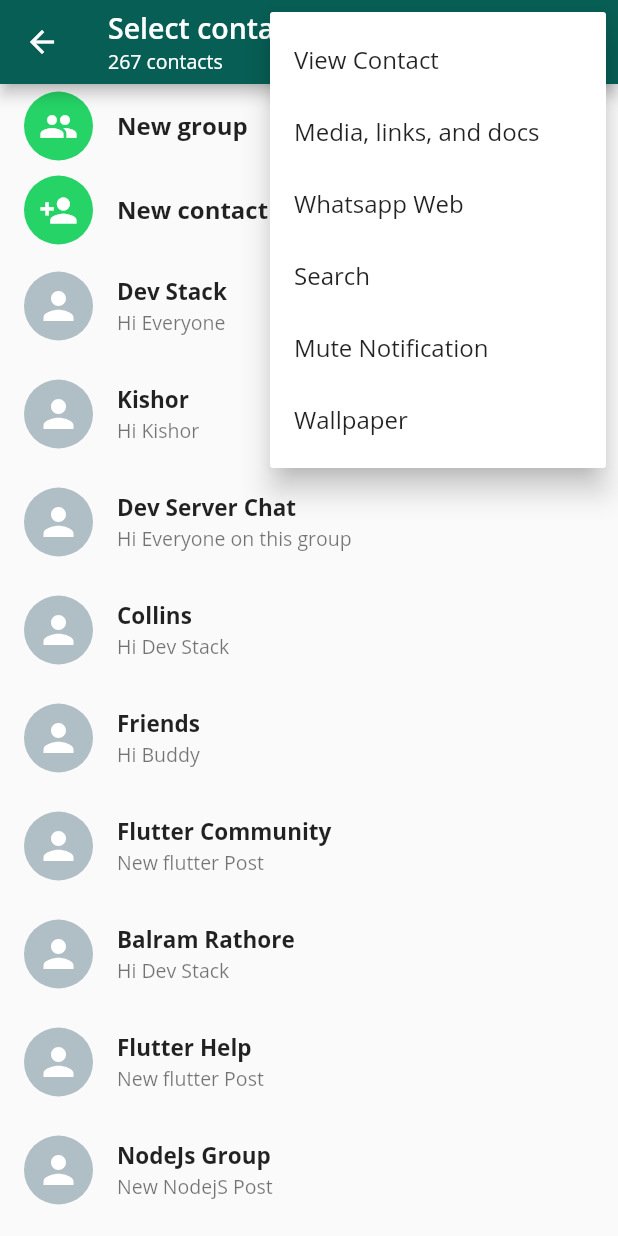
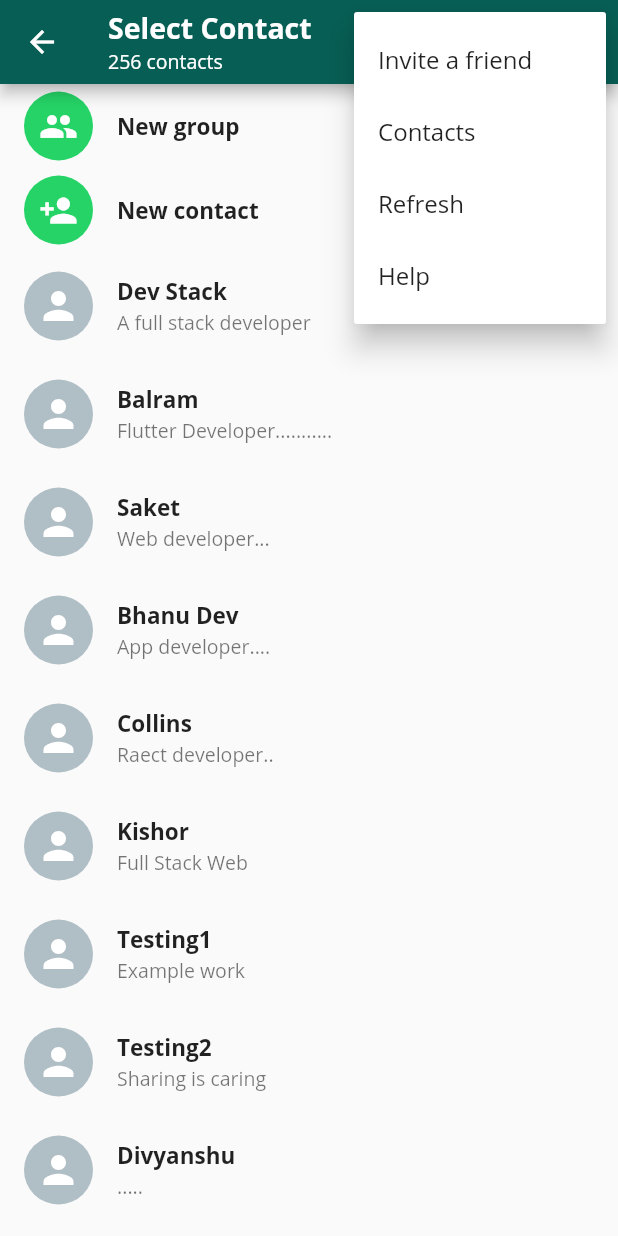
Before and after one commit to DevStack06/Whatsapp-Clone-Flutter, a Flutter app: the SelectContact screen opened directly, after a tap on the "more vert" icon, on a phone screen of 412 x 824 dp. Run offline on Flutter 3.47's test engine with Material 2 defaults, Android fonts, the phone set to English and light mode, and no system bars; our stand-ins replace flutter_svg; missing offline and left inert: emoji_picker.

Commit message:
select contact work complted

```diff
--- a/lib/CustomUI/ButtonCard.dart
+++ b/lib/CustomUI/ButtonCard.dart
@@ -1,12 +1,12 @@
 import 'package:chatapp/Model/ChatModel.dart';
-import 'package:chatapp/Screens/IndividualPage.dart';
 import 'package:flutter/material.dart';
 import 'package:flutter_svg/flutter_svg.dart';
 
 class ButtonCard extends StatelessWidget {
-  const ButtonCard({Key key, this.icon, this.name}) : super(key: key);
+  const ButtonCard({Key key, this.name, this.icon}) : super(key: key);
+  final String name;
   final IconData icon;
-  final String name;
+
   @override
   Widget build(BuildContext context) {
     return InkWell(
@@ -16,15 +16,15 @@ class ButtonCard extends StatelessWidget {
           radius: 23,
           child: Icon(
             icon,
+            size: 26,
             color: Colors.white,
-            size: 26,
           ),
           backgroundColor: Color(0xFF25D366),
         ),
         title: Text(
           name,
           style: TextStyle(
-            fontSize: 16,
+            fontSize: 15,
             fontWeight: FontWeight.bold,
           ),
         ),
--- a/lib/CustomUI/ContactCard.dart
+++ b/lib/CustomUI/ContactCard.dart
@@ -1,23 +1,15 @@
 import 'package:chatapp/Model/ChatModel.dart';
-import 'package:chatapp/Screens/IndividualPage.dart';
 import 'package:flutter/material.dart';
 import 'package:flutter_svg/flutter_svg.dart';
 
 class ContactCard extends StatelessWidget {
-  const ContactCard({Key key, this.chatModel}) : super(key: key);
-  final ChatModel chatModel;
+  const ContactCard({Key key, this.contact}) : super(key: key);
+  final ChatModel contact;
 
   @override
   Widget build(BuildContext context) {
     return InkWell(
-      onTap: () {
-        Navigator.push(
-            context,
-            MaterialPageRoute(
-                builder: (contex) => IndividualPage(
-                      chatModel: chatModel,
-                    )));
-      },
+      onTap: () {},
       child: ListTile(
         leading: CircleAvatar(
           radius: 23,
@@ -30,14 +22,14 @@ class ContactCard extends StatelessWidget {
           backgroundColor: Colors.blueGrey[200],
         ),
         title: Text(
-          chatModel.name,
+          contact.name,
           style: TextStyle(
             fontSize: 15,
             fontWeight: FontWeight.bold,
           ),
         ),
         subtitle: Text(
-          chatModel.currentMessage,
+          contact.status,
           style: TextStyle(
             fontSize: 13,
           ),
--- a/lib/Model/ChatModel.dart
+++ b/lib/Model/ChatModel.dart
@@ -4,6 +4,12 @@ class ChatModel {
   bool isGroup;
   String time;
   String currentMessage;
+  String status;
   ChatModel(
-      {this.name, this.icon, this.isGroup, this.time, this.currentMessage});
+      {this.name,
+      this.icon,
+      this.isGroup,
+      this.time,
+      this.currentMessage,
+      this.status});
 }
--- a/lib/Screens/SelectContact.dart
+++ b/lib/Screens/SelectContact.dart
@@ -11,56 +11,22 @@ class SelectContact extends StatefulWidget {
 }
 
 class _SelectContactState extends State<SelectContact> {
-  List<ChatModel> chats = [
-    ChatModel(
-      name: "Dev Stack",
-      currentMessage: "Hi Everyone",
-    ),
-    ChatModel(
-      name: "Kishor",
-      currentMessage: "Hi Kishor",
-    ),
-    ChatModel(
-      name: "Dev Server Chat",
-      currentMessage: "Hi Everyone on this group",
-    ),
-    ChatModel(
-      name: "Collins",
-      currentMessage: "Hi Dev Stack",
-    ),
-    ChatModel(
-      name: "Friends",
-      currentMessage: "Hi Buddy",
-      time: "7:00",
-      icon: "group.svg",
-    ),
-    ChatModel(
-      name: "Flutter Community",
-      currentMessage: "New flutter Post",
-      time: "2:00",
-      icon: "group.svg",
-    ),
-    ChatModel(
-      name: "Balram Rathore",
-      currentMessage: "Hi Dev Stack",
-      time: "2:00",
-      icon: "person.svg",
-    ),
-    ChatModel(
-      name: "Flutter Help",
-      currentMessage: "New flutter Post",
-      time: "2:00",
-      icon: "group.svg",
-    ),
-    ChatModel(
-      name: "NodeJs Group",
-      currentMessage: "New NodejS Post",
-      time: "2:00",
-      icon: "group.svg",
-    ),
-  ];
   @override
   Widget build(BuildContext context) {
+    List<ChatModel> contacts = [
+      ChatModel(name: "Dev Stack", status: "A full stack developer"),
+      ChatModel(name: "Balram", status: "Flutter Developer..........."),
+      ChatModel(name: "Saket", status: "Web developer..."),
+      ChatModel(name: "Bhanu Dev", status: "App developer...."),
+      ChatModel(name: "Collins", status: "Raect developer.."),
+      ChatModel(name: "Kishor", status: "Full Stack Web"),
+      ChatModel(name: "Testing1", status: "Example work"),
+      ChatModel(name: "Testing2", status: "Sharing is caring"),
+      ChatModel(name: "Divyanshu", status: "....."),
+      ChatModel(name: "Helper", status: "Love you Mom Dad"),
+      ChatModel(name: "Tester", status: "I find the bugs"),
+    ];
+
     return Scaffold(
         appBar: AppBar(
           title: Column(
@@ -68,14 +34,14 @@ class _SelectContactState extends State<SelectContact> {
             crossAxisAlignment: CrossAxisAlignment.start,
             children: [
               Text(
-              "Select contact",
+                "Select Contact",
                 style: TextStyle(
                   fontSize: 19,
-                fontWeight: FontWeight.w600,
+                  fontWeight: FontWeight.bold,
                 ),
               ),
               Text(
-              "267 contacts",
+                "256 contacts",
                 style: TextStyle(
                   fontSize: 13,
                 ),
@@ -97,28 +63,20 @@ class _SelectContactState extends State<SelectContact> {
               itemBuilder: (BuildContext contesxt) {
                 return [
                   PopupMenuItem(
-                  child: Text("View Contact"),
-                  value: "View Contact",
+                    child: Text("Invite a friend"),
+                    value: "Invite a friend",
                   ),
                   PopupMenuItem(
-                  child: Text("Media, links, and docs"),
-                  value: "Media, links, and docs",
+                    child: Text("Contacts"),
+                    value: "Contacts",
                   ),
                   PopupMenuItem(
-                  child: Text("Whatsapp Web"),
-                  value: "Whatsapp Web",
+                    child: Text("Refresh"),
+                    value: "Refresh",
                   ),
                   PopupMenuItem(
-                  child: Text("Search"),
-                  value: "Search",
-                ),
-                PopupMenuItem(
-                  child: Text("Mute Notification"),
-                  value: "Mute Notification",
-                ),
-                PopupMenuItem(
-                  child: Text("Wallpaper"),
-                  value: "Wallpaper",
+                    child: Text("Help"),
+                    value: "Help",
                   ),
                 ];
               },
@@ -126,24 +84,22 @@ class _SelectContactState extends State<SelectContact> {
           ],
         ),
         body: ListView.builder(
-          itemCount: chats.length + 2,
-          itemBuilder: (contex, index) {
+            itemCount: contacts.length + 2,
+            itemBuilder: (context, index) {
               if (index == 0) {
                 return ButtonCard(
                   icon: Icons.group,
                   name: "New group",
                 );
-            }
-            if (index == 1) {
+              } else if (index == 1) {
                 return ButtonCard(
                   icon: Icons.person_add,
                   name: "New contact",
                 );
               }
               return ContactCard(
-              chatModel: chats[index - 2],
+                contact: contacts[index - 2],
               );
-          }),
-    );
+            }));
   }
 }
```
Lines whose indentation alone changed are shown as unchanged.
